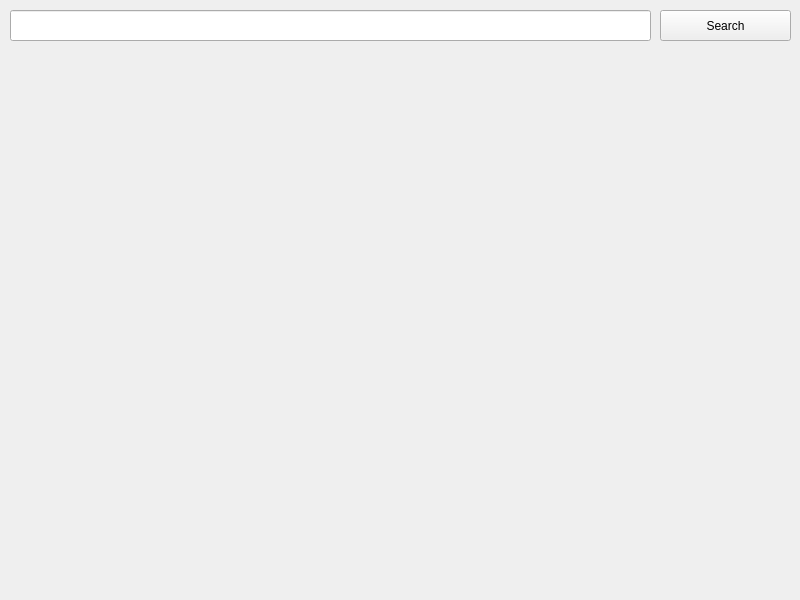
Qt form map_shower_3000.ui (FicusThePottedPlant/yandex_api) before a commit.
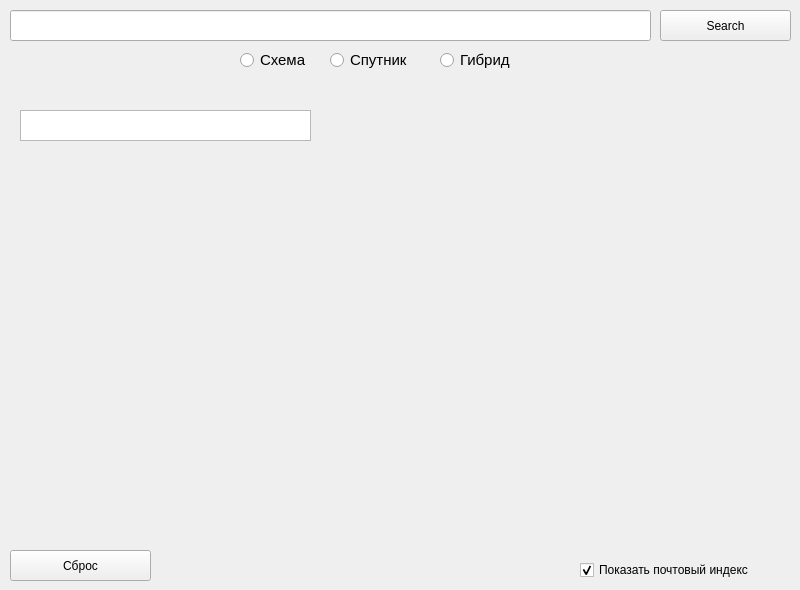
The same form after that commit.

Commit message: Дизайн

Patch:
```diff
--- a/map_shower_3000.ui
+++ b/map_shower_3000.ui
@@ -7,7 +7,7 @@
     <x>0</x>
     <y>0</y>
     <width>800</width>
-    <height>600</height>
+    <height>590</height>
    </rect>
   </property>
   <property name="windowTitle">
@@ -18,9 +18,9 @@
     <property name="geometry">
      <rect>
       <x>10</x>
-      <y>50</y>
+      <y>100</y>
       <width>781</width>
-      <height>471</height>
+      <height>431</height>
      </rect>
     </property>
     <property name="text">
@@ -56,6 +56,107 @@
      <string>Search</string>
     </property>
    </widget>
+   <widget class="QRadioButton" name="scheme">
+    <property name="geometry">
+     <rect>
+      <x>240</x>
+      <y>50</y>
+      <width>81</width>
+      <height>20</height>
+     </rect>
+    </property>
+    <property name="font">
+     <font>
+      <pointsize>11</pointsize>
+     </font>
+    </property>
+    <property name="text">
+     <string>Схема</string>
+    </property>
+   </widget>
+   <widget class="QRadioButton" name="sattelite">
+    <property name="geometry">
+     <rect>
+      <x>330</x>
+      <y>50</y>
+      <width>131</width>
+      <height>20</height>
+     </rect>
+    </property>
+    <property name="font">
+     <font>
+      <pointsize>11</pointsize>
+     </font>
+    </property>
+    <property name="text">
+     <string>Спутник</string>
+    </property>
+   </widget>
+   <widget class="QRadioButton" name="hybrid">
+    <property name="geometry">
+     <rect>
+      <x>440</x>
+      <y>50</y>
+      <width>91</width>
+      <height>20</height>
+     </rect>
+    </property>
+    <property name="font">
+     <font>
+      <pointsize>11</pointsize>
+     </font>
+    </property>
+    <property name="text">
+     <string>Гибрид</string>
+    </property>
+   </widget>
+   <widget class="QPlainTextEdit" name="full_address">
+    <property name="geometry">
+     <rect>
+      <x>20</x>
+      <y>110</y>
+      <width>291</width>
+      <height>31</height>
+     </rect>
+    </property>
+    <property name="readOnly">
+     <bool>true</bool>
+    </property>
+   </widget>
+   <widget class="QPushButton" name="reset">
+    <property name="geometry">
+     <rect>
+      <x>10</x>
+      <y>550</y>
+      <width>141</width>
+      <height>31</height>
+     </rect>
+    </property>
+    <property name="text">
+     <string>Сброс</string>
+    </property>
+   </widget>
+   <widget class="QCheckBox" name="show_index">
+    <property name="geometry">
+     <rect>
+      <x>580</x>
+      <y>560</y>
+      <width>211</width>
+      <height>20</height>
+     </rect>
+    </property>
+    <property name="font">
+     <font>
+      <pointsize>9</pointsize>
+     </font>
+    </property>
+    <property name="text">
+     <string>Показать почтовый индекс</string>
+    </property>
+    <property name="checked">
+     <bool>true</bool>
+    </property>
+   </widget>
   </widget>
  </widget>
  <resources/>
```
The commit also changes 2 other files.
